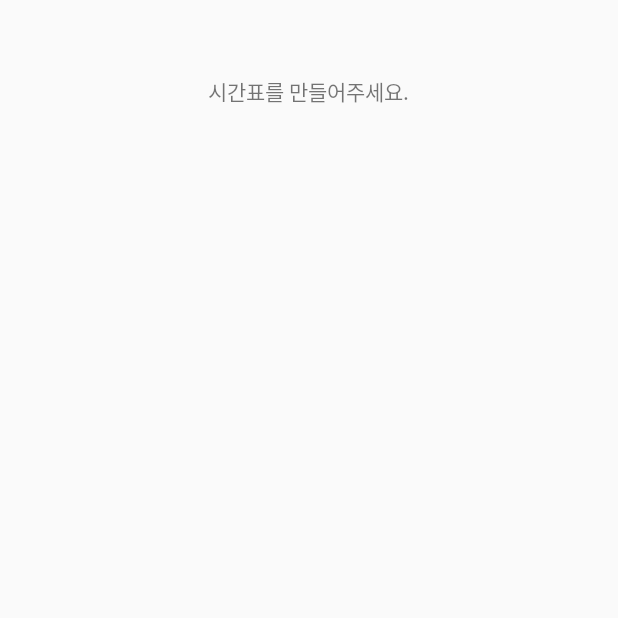
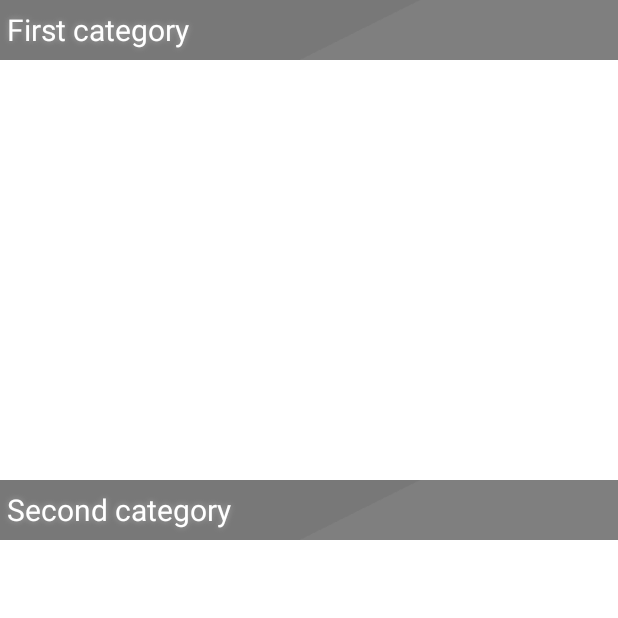
Before and after one commit to NamGungGeon/CSE_InfoApp, an Android app: the MainActivity screen opened directly, with no data from a screen before it, on a phone screen of 412 x 824 dp, the top half of it. Before the commit the part shown is almost empty. Run offline under Robolectric (Android 15) with nearby library versions, the phone set to English and light mode, and no system bars.

Commit message:
front-end of the main activity

```diff
--- a/app/src/main/java/com/example/denky/greattimetable/LoginActivity.java
+++ b/app/src/main/java/com/example/denky/greattimetable/LoginActivity.java
@@ -14,8 +14,6 @@ public class LoginActivity extends AppCompatActivity {
         setContentView(R.layout.activity_login);
         enter_btn = (Button)findViewById(R.id.enter_btn);
 
-
-
         enter_btn.setOnClickListener(new View.OnClickListener() {
             @Override
             public void onClick(View v) {
--- a/app/src/main/java/com/example/denky/greattimetable/MainActivity.java
+++ b/app/src/main/java/com/example/denky/greattimetable/MainActivity.java
@@ -10,6 +10,6 @@ import android.support.v7.app.AppCompatActivity;
 public class MainActivity extends AppCompatActivity {
     protected void onCreate(Bundle savedInstanceState) {
         super.onCreate(savedInstanceState);
-        setContentView(R.layout.main);
+        setContentView(R.layout.activity_main);
     }
 }
--- /dev/null
+++ b/app/src/main/res/layout/activity_main.xml
@@ -0,0 +1,102 @@
+<?xml version="1.0" encoding="utf-8"?>
+<LinearLayout xmlns:android="http://schemas.android.com/apk/res/android"
+    android:orientation="vertical"
+    android:layout_width="match_parent"
+    android:layout_height="match_parent">
+
+    <ScrollView
+        xmlns:android="http://schemas.android.com/apk/res/android"
+        xmlns:tools="http://schemas.android.com/tools"
+        tools:context="bunyangfocus.bunyangfocus.MainActivity"
+        tools:showIn="@layout/activity_main"
+        android:layout_width="fill_parent"
+        android:layout_height="fill_parent"
+        android:fillViewport="true"
+        android:id="@+id/main_scrollView"
+        android:background="@android:color/white">
+
+        <RelativeLayout
+            android:layout_width="fill_parent"
+            android:layout_height="fill_parent">
+
+            <LinearLayout
+                android:id="@+id/flipper_layout"
+                android:layout_width="match_parent"
+                android:layout_height="320dp"
+                android:orientation="vertical">
+
+                <TextView
+                    android:id="@+id/recommend_textview"
+                    android:layout_width="match_parent"
+                    android:layout_height="40dp"
+                    android:background="@drawable/title_t"
+                    android:gravity="center_vertical"
+                    android:shadowColor="#A8A8A8"
+                    android:shadowDx="0"
+                    android:shadowDy="0"
+                    android:shadowRadius="5"
+                    android:textColor="#ffffff"
+                    android:text=" First category"
+
+                    android:textSize="20dip"/>
+
+                <ViewFlipper
+                    android:id="@+id/flipper"
+                    android:layout_width="fill_parent"
+                    android:layout_height="280dp"
+                    android:flipInterval="5000"
+                    android:focusableInTouchMode="true">
+
+                    <ListView
+                        android:id="@+id/flipper_list_01"
+                        android:layout_width="fill_parent"
+                        android:layout_height="match_parent"/>
+                    <ListView
+                        android:id="@+id/flipper_list_02"
+                        android:layout_width="fill_parent"
+                        android:layout_height="wrap_content"/>
+                    <ListView
+                        android:id="@+id/flipper_list_03"
+                        android:layout_width="fill_parent"
+                        android:layout_height="wrap_content"/>
+
+                </ViewFlipper>
+            </LinearLayout>
+
+            <LinearLayout
+                android:id="@+id/today_layout"
+                android:layout_width="match_parent"
+                android:layout_height="200dp"
+                android:layout_below="@+id/flipper_layout"
+                android:orientation="vertical"
+
+                >
+                <TextView
+                    android:id="@+id/today_textview"
+                    android:layout_width="match_parent"
+                    android:layout_height="40dp"
+                    android:background="@drawable/title_t"
+                    android:gravity="center_vertical"
+                    android:shadowColor="#A8A8A8"
+                    android:shadowDx="0"
+                    android:shadowDy="0"
+                    android:shadowRadius="5"
+                    android:textColor="#ffffff"
+                    android:text=" Second category"
+                    android:textSize="20dip"/>
+
+                <ListView
+                    android:id="@+id/today_listview"
+                    android:layout_width="fill_parent"
+                    android:layout_height="250dp"
+                    >
+                </ListView>
+
+            </LinearLayout>
+
+
+
+        </RelativeLayout>
+    </ScrollView>
+
+</LinearLayout>
--- a/app/src/main/res/layout/main.xml
+++ /dev/null
@@ -1,25 +0,0 @@
-<?xml version="1.0" encoding="utf-8"?>
-<LinearLayout xmlns:android="http://schemas.android.com/apk/res/android"
-    android:orientation="vertical" android:layout_width="match_parent"
-    android:layout_height="match_parent"
-    >
-    <LinearLayout
-    android:layout_width="match_parent"
-    android:layout_height="wrap_content"
-        android:orientation="vertical"
-        >
-    <TextView
-        android:layout_width="wrap_content"
-        android:layout_height="wrap_content"
-        android:layout_marginTop="50dp"
-        android:text="시간표를 만들어주세요."
-        android:layout_gravity="center"
-        android:gravity="center"
-        />
-
-
-    </LinearLayout>
-
-
-
-</LinearLayout>
```
Also changed, not shown: app/src/main/res/layout/activity_main2.xml (added, +50 -0 lines), app/src/main/res/layout/flipper_listview.xml (added, +41 -0 lines), app/src/main/res/layout/interest_fragment.xml (added, +47 -0 lines), app/src/main/res/layout/list_listview.xml (added, +79 -0 lines), app/src/main/res/layout/main_fragment.xml (added, +101 -0 lines), app/src/main/res/drawable-xhdpi/interest_btn.png (added), app/src/main/res/drawable-xhdpi/title_temp.png (added), app/src/main/res/drawable/title_t.png (added), 1 other file.
